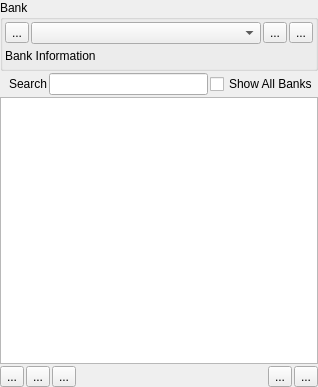
This is Editor/src/Assets/ManagerWidget.ui in GameOverture/HarmonyEngine as Qt 5 draws it before an edit. The edited form follows.
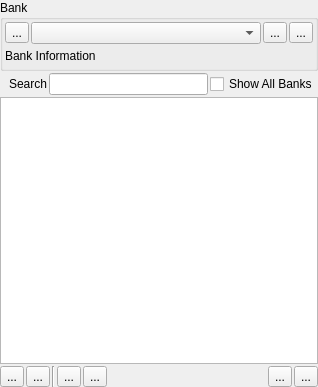
This is the edited form. Icons and pictures are not drawn. Custom widgets are drawn as their Qt base class.

Commit message: Build menu button now opens IDE; Source Manager can now generate an empty class

The edit to the form file:
```diff
--- a/Editor/src/Assets/ManagerWidget.ui
+++ b/Editor/src/Assets/ManagerWidget.ui
@@ -172,6 +172,27 @@
    </item>
    <item>
     <layout class="QHBoxLayout" name="horizontalLayout_5">
+     <item>
+      <widget class="QToolButton" name="btnGenerateAsset">
+       <property name="text">
+        <string>...</string>
+       </property>
+      </widget>
+     </item>
+     <item>
+      <widget class="QToolButton" name="btnCreateFilter">
+       <property name="text">
+        <string>...</string>
+       </property>
+      </widget>
+     </item>
+     <item>
+      <widget class="Line" name="line">
+       <property name="orientation">
+        <enum>Qt::Vertical</enum>
+       </property>
+      </widget>
+     </item>
      <item>
       <widget class="QToolButton" name="btnImportAssets">
        <property name="text">
@@ -186,13 +207,6 @@
        </property>
       </widget>
      </item>
-     <item>
-      <widget class="QToolButton" name="btnCreateFilter">
-       <property name="text">
-        <string>...</string>
-       </property>
-      </widget>
-     </item>
      <item>
       <spacer name="horizontalSpacer_5">
        <property name="orientation">
```
Left out of the diff: 14 changed lines with no effect on the pictures. The commit also changes 20 other files.
